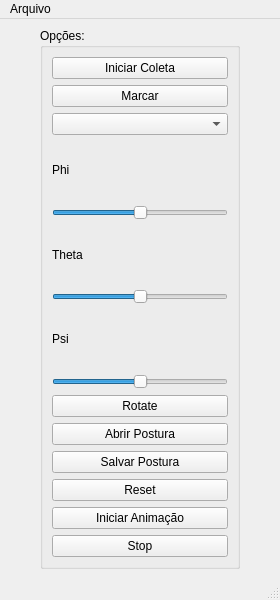
This is Software/Python Framework/gui/mainwindow.ui in italogsfernandes/rastreamento-inercial as Qt 5 draws it before an edit. The edited form follows.
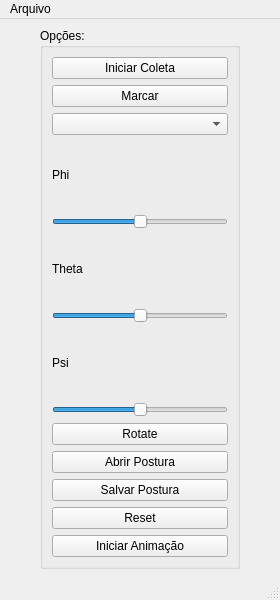
This is the edited form.

Commit message: start/stop

Patch:
```diff
--- a/Software/Python Framework/gui/mainwindow.ui
+++ b/Software/Python Framework/gui/mainwindow.ui
@@ -177,19 +177,6 @@
              </property>
             </widget>
            </item>
-           <item>
-            <widget class="QPushButton" name="btnStop">
-             <property name="maximumSize">
-              <size>
-               <width>200</width>
-               <height>16777215</height>
-              </size>
-             </property>
-             <property name="text">
-              <string>Stop</string>
-             </property>
-            </widget>
-           </item>
           </layout>
          </widget>
         </item>
```
The commit also changes 2 other files.
